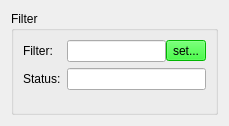
Old version of the form pyobs_gui/qt/widgetfilter.ui in the repository pyobs/pyobs-gui.
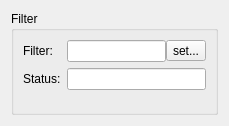
New version of the form. Icons and pictures are not drawn.

Commit message: colorize buttons

Diff of the .ui file:
```diff
--- a/pyobs_gui/qt/widgetfilter.ui
+++ b/pyobs_gui/qt/widgetfilter.ui
@@ -44,448 +44,6 @@
         </item>
         <item>
          <widget class="QToolButton" name="buttonSetFilter">
-          <property name="palette">
-           <palette>
-            <active>
-             <colorrole role="WindowText">
-              <brush brushstyle="SolidPattern">
-               <color alpha="255">
-                <red>0</red>
-                <green>0</green>
-                <blue>0</blue>
-               </color>
-              </brush>
-             </colorrole>
-             <colorrole role="Button">
-              <brush brushstyle="SolidPattern">
-               <color alpha="255">
-                <red>0</red>
-                <green>255</green>
-                <blue>0</blue>
-               </color>
-              </brush>
-             </colorrole>
-             <colorrole role="Light">
-              <brush brushstyle="SolidPattern">
-               <color alpha="255">
-                <red>127</red>
-                <green>255</green>
-                <blue>127</blue>
-               </color>
-              </brush>
-             </colorrole>
-             <colorrole role="Midlight">
-              <brush brushstyle="SolidPattern">
-               <color alpha="255">
-                <red>63</red>
-                <green>255</green>
-                <blue>63</blue>
-               </color>
-              </brush>
-             </colorrole>
-             <colorrole role="Dark">
-              <brush brushstyle="SolidPattern">
-               <color alpha="255">
-                <red>0</red>
-                <green>127</green>
-                <blue>0</blue>
-               </color>
-              </brush>
-             </colorrole>
-             <colorrole role="Mid">
-              <brush brushstyle="SolidPattern">
-               <color alpha="255">
-                <red>0</red>
-                <green>170</green>
-                <blue>0</blue>
-               </color>
-              </brush>
-             </colorrole>
-             <colorrole role="Text">
-              <brush brushstyle="SolidPattern">
-               <color alpha="255">
-                <red>0</red>
-                <green>0</green>
-                <blue>0</blue>
-               </color>
-              </brush>
-             </colorrole>
-             <colorrole role="BrightText">
-              <brush brushstyle="SolidPattern">
-               <color alpha="255">
-                <red>255</red>
-                <green>255</green>
-                <blue>255</blue>
-               </color>
-              </brush>
-             </colorrole>
-             <colorrole role="ButtonText">
-              <brush brushstyle="SolidPattern">
-               <color alpha="255">
-                <red>0</red>
-                <green>0</green>
-                <blue>0</blue>
-               </color>
-              </brush>
-             </colorrole>
-             <colorrole role="Base">
-              <brush brushstyle="SolidPattern">
-               <color alpha="255">
-                <red>255</red>
-                <green>255</green>
-                <blue>255</blue>
-               </color>
-              </brush>
-             </colorrole>
-             <colorrole role="Window">
-              <brush brushstyle="SolidPattern">
-               <color alpha="255">
-                <red>0</red>
-                <green>255</green>
-                <blue>0</blue>
-               </color>
-              </brush>
-             </colorrole>
-             <colorrole role="Shadow">
-              <brush brushstyle="SolidPattern">
-               <color alpha="255">
-                <red>0</red>
-                <green>0</green>
-                <blue>0</blue>
-               </color>
-              </brush>
-             </colorrole>
-             <colorrole role="AlternateBase">
-              <brush brushstyle="SolidPattern">
-               <color alpha="255">
-                <red>127</red>
-                <green>255</green>
-                <blue>127</blue>
-               </color>
-              </brush>
-             </colorrole>
-             <colorrole role="ToolTipBase">
-              <brush brushstyle="SolidPattern">
-               <color alpha="255">
-                <red>255</red>
-                <green>255</green>
-                <blue>220</blue>
-               </color>
-              </brush>
-             </colorrole>
-             <colorrole role="ToolTipText">
-              <brush brushstyle="SolidPattern">
-               <color alpha="255">
-                <red>0</red>
-                <green>0</green>
-                <blue>0</blue>
-               </color>
-              </brush>
-             </colorrole>
-             <colorrole role="PlaceholderText">
-              <brush brushstyle="SolidPattern">
-               <color alpha="128">
-                <red>0</red>
-                <green>0</green>
-                <blue>0</blue>
-               </color>
-              </brush>
-             </colorrole>
-            </active>
-            <inactive>
-             <colorrole role="WindowText">
-              <brush brushstyle="SolidPattern">
-               <color alpha="255">
-                <red>0</red>
-                <green>0</green>
-                <blue>0</blue>
-               </color>
-              </brush>
-             </colorrole>
-             <colorrole role="Button">
-              <brush brushstyle="SolidPattern">
-               <color alpha="255">
-                <red>0</red>
-                <green>255</green>
-                <blue>0</blue>
-               </color>
-              </brush>
-             </colorrole>
-             <colorrole role="Light">
-              <brush brushstyle="SolidPattern">
-               <color alpha="255">
-                <red>127</red>
-                <green>255</green>
-                <blue>127</blue>
-               </color>
-              </brush>
-             </colorrole>
-             <colorrole role="Midlight">
-              <brush brushstyle="SolidPattern">
-               <color alpha="255">
-                <red>63</red>
-                <green>255</green>
-                <blue>63</blue>
-               </color>
-              </brush>
-             </colorrole>
-             <colorrole role="Dark">
-              <brush brushstyle="SolidPattern">
-               <color alpha="255">
-                <red>0</red>
-                <green>127</green>
-                <blue>0</blue>
-               </color>
-              </brush>
-             </colorrole>
-             <colorrole role="Mid">
-              <brush brushstyle="SolidPattern">
-               <color alpha="255">
-                <red>0</red>
-                <green>170</green>
-                <blue>0</blue>
-               </color>
-              </brush>
-             </colorrole>
-             <colorrole role="Text">
-              <brush brushstyle="SolidPattern">
-               <color alpha="255">
-                <red>0</red>
-                <green>0</green>
-                <blue>0</blue>
-               </color>
-              </brush>
-             </colorrole>
-             <colorrole role="BrightText">
-              <brush brushstyle="SolidPattern">
-               <color alpha="255">
-                <red>255</red>
-                <green>255</green>
-                <blue>255</blue>
-               </color>
-              </brush>
-             </colorrole>
-             <colorrole role="ButtonText">
-              <brush brushstyle="SolidPattern">
-               <color alpha="255">
-                <red>0</red>
-                <green>0</green>
-                <blue>0</blue>
-               </color>
-              </brush>
-             </colorrole>
-             <colorrole role="Base">
-              <brush brushstyle="SolidPattern">
-               <color alpha="255">
-                <red>255</red>
-                <green>255</green>
-                <blue>255</blue>
-               </color>
-              </brush>
-             </colorrole>
-             <colorrole role="Window">
-              <brush brushstyle="SolidPattern">
-               <color alpha="255">
-                <red>0</red>
-                <green>255</green>
-                <blue>0</blue>
-               </color>
-              </brush>
-             </colorrole>
-             <colorrole role="Shadow">
-              <brush brushstyle="SolidPattern">
-               <color alpha="255">
-                <red>0</red>
-                <green>0</green>
-                <blue>0</blue>
-               </color>
-              </brush>
-             </colorrole>
-             <colorrole role="AlternateBase">
-              <brush brushstyle="SolidPattern">
-               <color alpha="255">
-                <red>127</red>
-                <green>255</green>
-                <blue>127</blue>
-               </color>
-              </brush>
-             </colorrole>
-             <colorrole role="ToolTipBase">
-              <brush brushstyle="SolidPattern">
-               <color alpha="255">
-                <red>255</red>
-                <green>255</green>
-                <blue>220</blue>
-               </color>
-              </brush>
-             </colorrole>
-             <colorrole role="ToolTipText">
-              <brush brushstyle="SolidPattern">
-               <color alpha="255">
-                <red>0</red>
-                <green>0</green>
-                <blue>0</blue>
-               </color>
-              </brush>
-             </colorrole>
-             <colorrole role="PlaceholderText">
-              <brush brushstyle="SolidPattern">
-               <color alpha="128">
-                <red>0</red>
-                <green>0</green>
-                <blue>0</blue>
-               </color>
-              </brush>
-             </colorrole>
-            </inactive>
-            <disabled>
-             <colorrole role="WindowText">
-              <brush brushstyle="SolidPattern">
-               <color alpha="255">
-                <red>0</red>
-                <green>127</green>
-                <blue>0</blue>
-               </color>
-              </brush>
-             </colorrole>
-             <colorrole role="Button">
-              <brush brushstyle="SolidPattern">
-               <color alpha="255">
-                <red>0</red>
-                <green>255</green>
-                <blue>0</blue>
-               </color>
-              </brush>
-             </colorrole>
-             <colorrole role="Light">
-              <brush brushstyle="SolidPattern">
-               <color alpha="255">
-                <red>127</red>
-                <green>255</green>
-                <blue>127</blue>
-               </color>
-              </brush>
-             </colorrole>
-             <colorrole role="Midlight">
-              <brush brushstyle="SolidPattern">
-               <color alpha="255">
-                <red>63</red>
-                <green>255</green>
-                <blue>63</blue>
-               </color>
-              </brush>
-             </colorrole>
-             <colorrole role="Dark">
-              <brush brushstyle="SolidPattern">
-               <color alpha="255">
-                <red>0</red>
-                <green>127</green>
-                <blue>0</blue>
-               </color>
-              </brush>
-             </colorrole>
-             <colorrole role="Mid">
-              <brush brushstyle="SolidPattern">
-               <color alpha="255">
-                <red>0</red>
-                <green>170</green>
-                <blue>0</blue>
-               </color>
-              </brush>
-             </colorrole>
-             <colorrole role="Text">
-              <brush brushstyle="SolidPattern">
-               <color alpha="255">
-                <red>0</red>
-                <green>127</green>
-                <blue>0</blue>
-               </color>
-              </brush>
-             </colorrole>
-             <colorrole role="BrightText">
-              <brush brushstyle="SolidPattern">
-               <color alpha="255">
-                <red>255</red>
-                <green>255</green>
-                <blue>255</blue>
-               </color>
-              </brush>
-             </colorrole>
-             <colorrole role="ButtonText">
-              <brush brushstyle="SolidPattern">
-               <color alpha="255">
-                <red>0</red>
-                <green>127</green>
-                <blue>0</blue>
-               </color>
-              </brush>
-             </colorrole>
-             <colorrole role="Base">
-              <brush brushstyle="SolidPattern">
-               <color alpha="255">
-                <red>0</red>
-                <green>255</green>
-                <blue>0</blue>
-               </color>
-              </brush>
-             </colorrole>
-             <colorrole role="Window">
-              <brush brushstyle="SolidPattern">
-               <color alpha="255">
-                <red>0</red>
-                <green>255</green>
-                <blue>0</blue>
-               </color>
-              </brush>
-             </colorrole>
-             <colorrole role="Shadow">
-              <brush brushstyle="SolidPattern">
-               <color alpha="255">
-                <red>0</red>
-                <green>0</green>
-                <blue>0</blue>
-               </color>
-              </brush>
-             </colorrole>
-             <colorrole role="AlternateBase">
-              <brush brushstyle="SolidPattern">
-               <color alpha="255">
-                <red>0</red>
-                <green>255</green>
-                <blue>0</blue>
-               </color>
-              </brush>
-             </colorrole>
-             <colorrole role="ToolTipBase">
-              <brush brushstyle="SolidPattern">
-               <color alpha="255">
-                <red>255</red>
-                <green>255</green>
-                <blue>220</blue>
-               </color>
-              </brush>
-             </colorrole>
-             <colorrole role="ToolTipText">
-              <brush brushstyle="SolidPattern">
-               <color alpha="255">
-                <red>0</red>
-                <green>0</green>
-                <blue>0</blue>
-               </color>
-              </brush>
-             </colorrole>
-             <colorrole role="PlaceholderText">
-              <brush brushstyle="SolidPattern">
-               <color alpha="128">
-                <red>0</red>
-                <green>0</green>
-                <blue>0</blue>
-               </color>
-              </brush>
-             </colorrole>
-            </disabled>
-           </palette>
-          </property>
           <property name="text">
            <string>set...</string>
           </property>
```
The commit also changes 9 other files.
